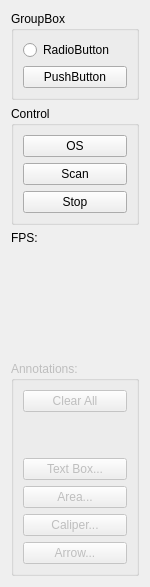
siborion/siborion_american_scan, file bscantools.ui: the form before one commit.
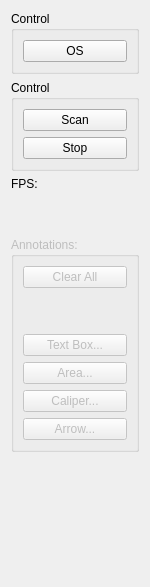
The form after the commit.

What changed in the file:
```diff
--- a/bscantools.ui
+++ b/bscantools.ui
@@ -34,13 +34,6 @@
         <string>Control</string>
        </property>
        <layout class="QVBoxLayout" name="verticalLayout_3">
-        <item>
-         <widget class="QPushButton" name="pbOS">
-          <property name="text">
-           <string>OS</string>
-          </property>
-         </widget>
-        </item>
         <item>
          <widget class="QPushButton" name="pbScan">
           <property name="text">
@@ -155,26 +148,32 @@
    <item row="0" column="0">
     <widget class="QGroupBox" name="groupBox">
      <property name="title">
-      <string>GroupBox</string>
+      <string>Control</string>
      </property>
      <layout class="QVBoxLayout" name="verticalLayout_4">
       <item>
-       <widget class="QRadioButton" name="radioButton">
+       <widget class="QPushButton" name="pbOS">
         <property name="text">
-         <string>RadioButton</string>
-        </property>
-       </widget>
-      </item>
-      <item>
-       <widget class="QPushButton" name="pbTmp">
-        <property name="text">
-         <string>PushButton</string>
+         <string>OS</string>
         </property>
        </widget>
       </item>
      </layout>
     </widget>
    </item>
+   <item row="2" column="0">
+    <spacer name="verticalSpacer_3">
+     <property name="orientation">
+      <enum>Qt::Vertical</enum>
+     </property>
+     <property name="sizeHint" stdset="0">
+      <size>
+       <width>20</width>
+       <height>40</height>
+      </size>
+     </property>
+    </spacer>
+   </item>
   </layout>
  </widget>
  <resources/>
```
